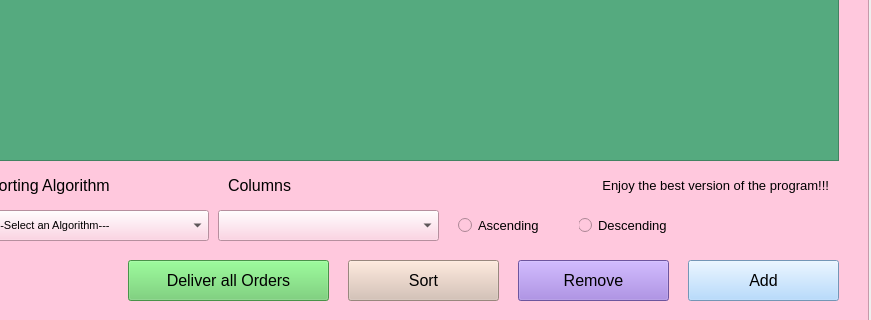
Old version of the form ui/ui/DashboardOrders.ui in the repository saqlainrai/DSA-Final-Project; both pictures show x 242 to 1113 and y 330 to 650 of the 1113 by 650 pixel window.
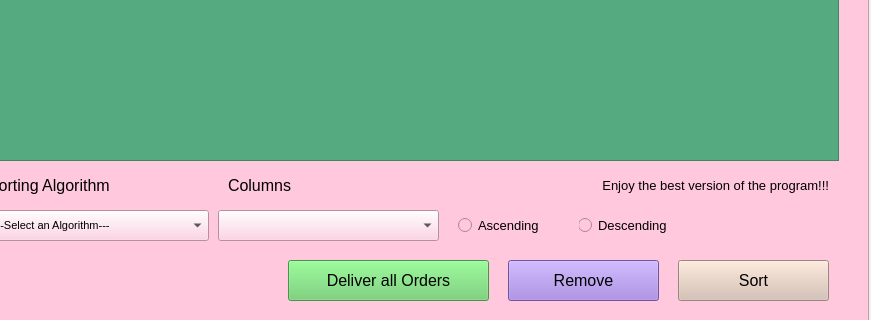
New version of the form. Icons and pictures are not drawn.

Patch:
```diff
--- a/ui/ui/DashboardOrders.ui
+++ b/ui/ui/DashboardOrders.ui
@@ -502,42 +502,10 @@
        <set>Qt::AlignCenter</set>
       </property>
      </widget>
-     <widget class="QPushButton" name="btnAdd">
-      <property name="geometry">
-       <rect>
-        <x>730</x>
-        <y>540</y>
-        <width>151</width>
-        <height>41</height>
-       </rect>
-      </property>
-      <property name="font">
-       <font>
-        <pointsize>12</pointsize>
-       </font>
-      </property>
-      <property name="styleSheet">
-       <string notr="true">QPushButton {
-	background-color: #a2d2ff;
-    color: black;
-}
-
-QPushButton:hover {
-	background-color: #bde0fe;
-}
-
-QPushButton:pressed {
-	background-color: #a2d2ff;
-}</string>
-      </property>
-      <property name="text">
-       <string>Add</string>
-      </property>
-     </widget>
      <widget class="QPushButton" name="btnRemove">
       <property name="geometry">
        <rect>
-        <x>560</x>
+        <x>550</x>
         <y>540</y>
         <width>151</width>
         <height>41</height>
@@ -570,7 +538,7 @@
      <widget class="QPushButton" name="btnSort">
       <property name="geometry">
        <rect>
-        <x>390</x>
+        <x>720</x>
         <y>540</y>
         <width>151</width>
         <height>41</height>
@@ -624,7 +592,7 @@
      <widget class="QPushButton" name="btnDeliver">
       <property name="geometry">
        <rect>
-        <x>170</x>
+        <x>330</x>
         <y>540</y>
         <width>201</width>
         <height>41</height>
```
Left out of the diff: 4 changed lines with no effect on the pictures.
